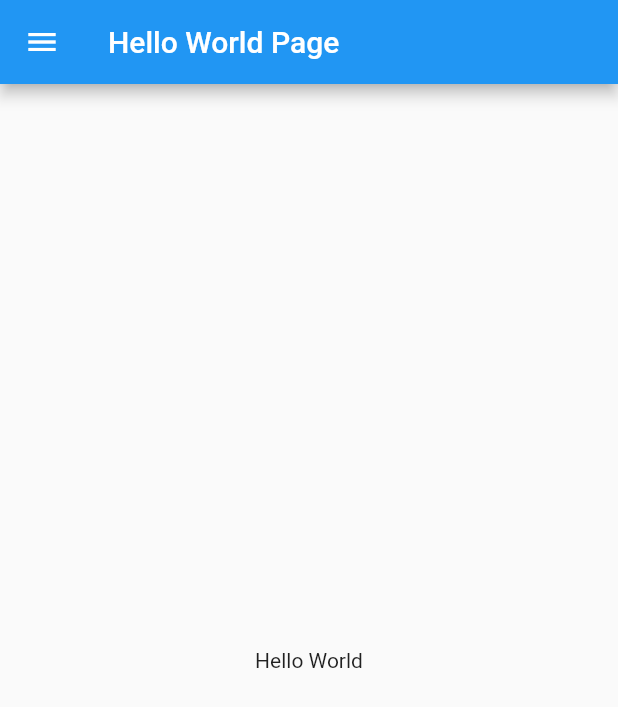
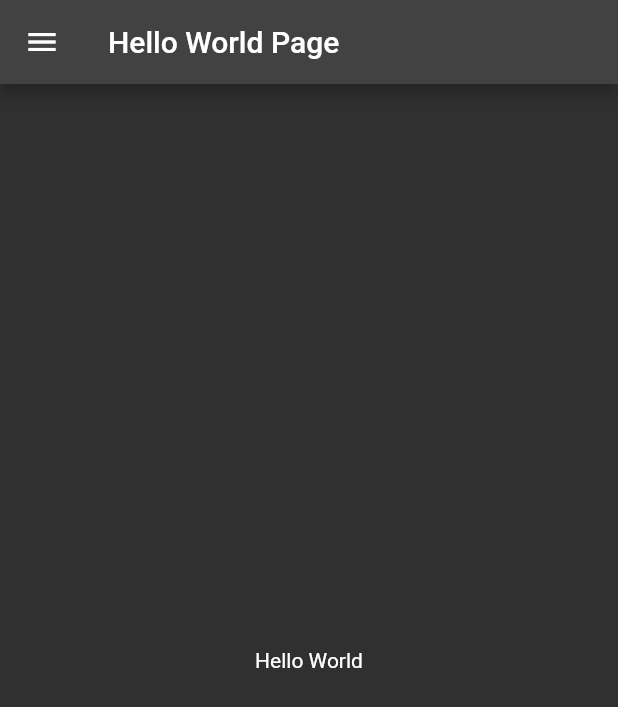
Before and after one commit to agustinventura/flutter_for_all, a Flutter app: the screen it shows after launch, on a phone screen of 412 x 824 dp. Shown: the top 707 px of the screen. Run offline on Flutter 3.47's test engine with Material 2 defaults, Android fonts, the phone set to English and light mode, and no system bars.

Commit message:
Adds Theme

```diff
--- a/lib/main.dart
+++ b/lib/main.dart
@@ -11,9 +11,10 @@ class HelloWorldApp extends StatelessWidget {
 
   @override
   Widget build(BuildContext context) {
-    return const MaterialApp(
+    return MaterialApp(
       title: 'Hello World App',
-      home: HomePage()
+      theme: ThemeData.dark(),
+      home: const HomePage()
     );
   }
 }
```
